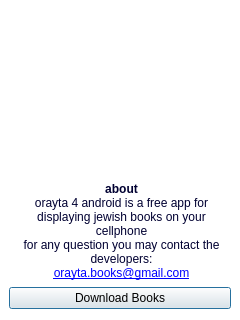
Qt form android-exp/mobileapp.ui (MosheWagner/Orayta-QT) before a commit.
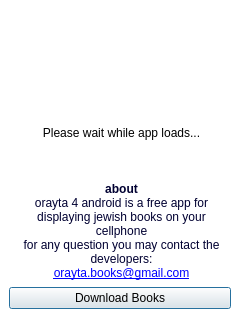
The same form after that commit. Icons and pictures are not drawn.

What changed in the file:
```diff
--- a/android-exp/mobileapp.ui
+++ b/android-exp/mobileapp.ui
@@ -519,6 +519,10 @@
 &lt;html&gt;&lt;head&gt;&lt;meta name=&quot;qrichtext&quot; content=&quot;1&quot; /&gt;&lt;style type=&quot;text/css&quot;&gt;
 p, li { white-space: pre-wrap; }
 &lt;/style&gt;&lt;/head&gt;&lt;body style=&quot; font-family:'Sans Serif'; font-size:9pt; font-weight:400; font-style:normal;&quot;&gt;
+&lt;p align=&quot;center&quot; style=&quot; margin-top:0px; margin-bottom:0px; margin-left:0px; margin-right:0px; -qt-block-indent:0; text-indent:0px;&quot;&gt;Please wait while app loads...&lt;/p&gt;
+&lt;p align=&quot;center&quot; style=&quot;-qt-paragraph-type:empty; margin-top:0px; margin-bottom:0px; margin-left:0px; margin-right:0px; -qt-block-indent:0; text-indent:0px;&quot;&gt;&lt;/p&gt;
+&lt;p align=&quot;center&quot; style=&quot;-qt-paragraph-type:empty; margin-top:0px; margin-bottom:0px; margin-left:0px; margin-right:0px; -qt-block-indent:0; text-indent:0px;&quot;&gt;&lt;/p&gt;
+&lt;p align=&quot;center&quot; style=&quot;-qt-paragraph-type:empty; margin-top:0px; margin-bottom:0px; margin-left:0px; margin-right:0px; -qt-block-indent:0; text-indent:0px; font-weight:600; color:#000031;&quot;&gt;&lt;/p&gt;
 &lt;p align=&quot;center&quot; style=&quot; margin-top:0px; margin-bottom:0px; margin-left:0px; margin-right:0px; -qt-block-indent:0; text-indent:0px;&quot;&gt;&lt;span style=&quot; font-weight:600; color:#000031;&quot;&gt;about&lt;/span&gt;&lt;/p&gt;
 &lt;p align=&quot;center&quot; style=&quot; margin-top:0px; margin-bottom:0px; margin-left:0px; margin-right:0px; -qt-block-indent:0; text-indent:0px;&quot;&gt;&lt;span style=&quot; color:#000031;&quot;&gt;orayta 4 android is a free app for displaying jewish books on your cellphone&lt;/span&gt;&lt;/p&gt;
 &lt;p align=&quot;center&quot; style=&quot; margin-top:0px; margin-bottom:0px; margin-left:0px; margin-right:0px; -qt-block-indent:0; text-indent:0px;&quot;&gt;&lt;span style=&quot; color:#000031;&quot;&gt;for any question you may contact the developers:&lt;/span&gt;&lt;/p&gt;
```
